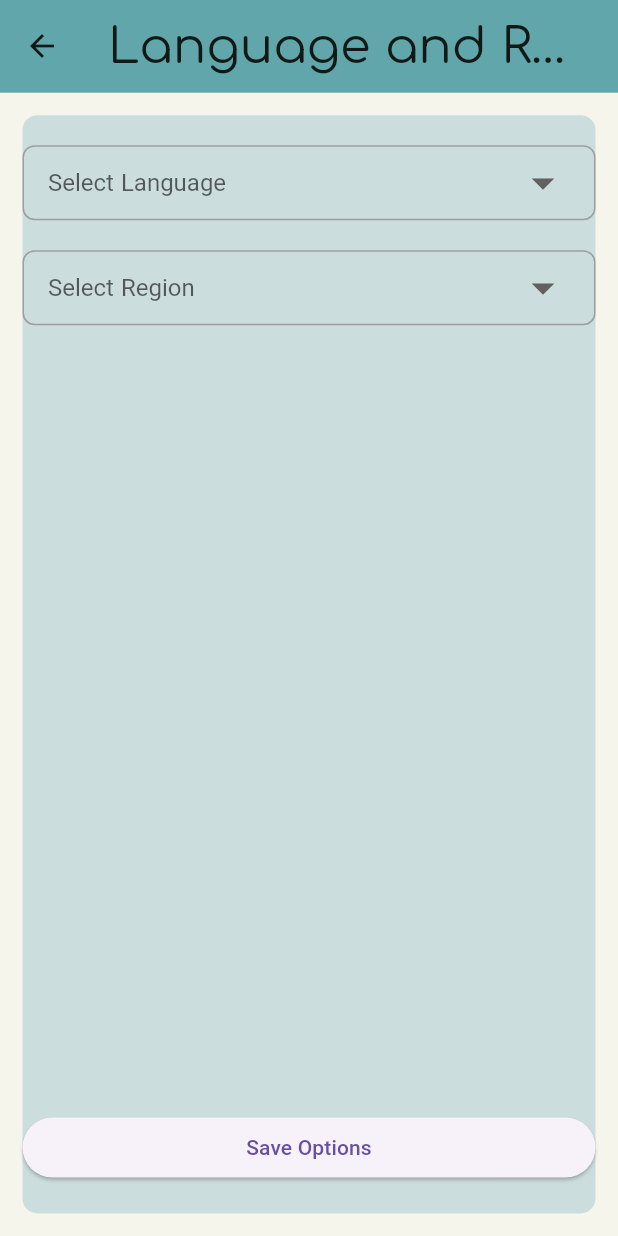
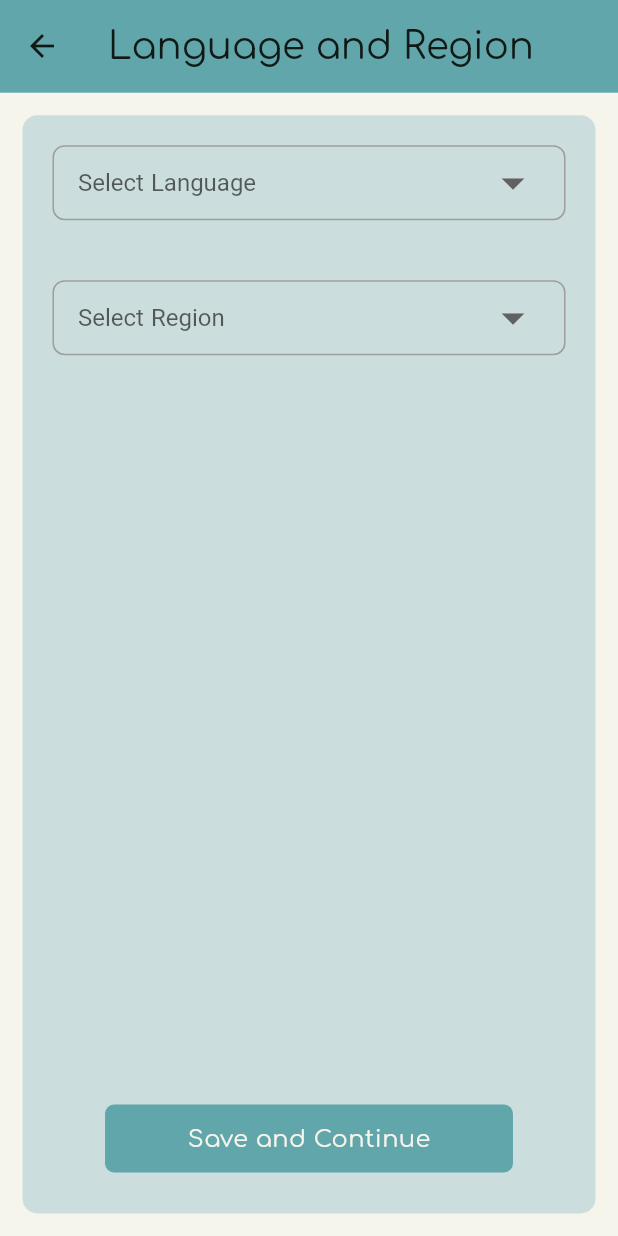
Before and after one commit to nitinjha607/leaflink-2.0, a Flutter app: the LanguagePage screen opened by its route, on a phone screen of 412 x 824 dp. Run offline on Flutter 3.47's test engine with Material 3 defaults, Android fonts, the phone set to English and light mode, and no system bars; our stand-ins replace cloud_firestore, firebase_auth, firebase_core, firebase_storage, fl_chart, google_fonts and 4 more; missing offline and left inert: flutter_share; accounts and stored records are empty.

Commit message:
Update language_page.dart

```diff
--- a/leaflink/lib/pages/settingpages/language_page.dart
+++ b/leaflink/lib/pages/settingpages/language_page.dart
@@ -1,5 +1,6 @@
 import 'package:flutter/material.dart';
 import 'package:google_fonts/google_fonts.dart';
+import 'package:leaflink/components/my_button.dart';
 
 class LanguagePage extends StatefulWidget {
   static const String routeName = 'language_page';
@@ -27,7 +28,7 @@ class _LanguagePageState extends State<LanguagePage> {
           "Language and Region",
           style: TextStyle(
             fontFamily: GoogleFonts.comfortaa().fontFamily,
-            fontSize: MediaQuery.of(context).size.height * 0.04,
+            fontSize: MediaQuery.of(context).size.height * 0.03,
             color: const Color.fromRGBO(16, 25, 22, 1),
           ),
         ),
@@ -62,8 +63,9 @@ class _LanguagePageState extends State<LanguagePage> {
                 child: Column(
                   crossAxisAlignment: CrossAxisAlignment.stretch,
                   children: [
-                    SizedBox(height: 20),
-                    _buildDropdownButton(
+                    Padding(
+                      padding: EdgeInsets.all(20),
+                      child: _buildDropdownButton(
                         labelText: 'Select Language',
                         value: selectedLanguage,
                         onChanged: (String? newValue) {
@@ -73,8 +75,10 @@ class _LanguagePageState extends State<LanguagePage> {
                         },
                         items: ['Hindi', 'Spanish', 'French', 'English'],
                       ),
-                    SizedBox(height: 20),
-                    _buildDropdownButton(
+                    ),
+                    Padding(
+                      padding: EdgeInsets.all(20),
+                      child: _buildDropdownButton(
                         labelText: 'Select Region',
                         value: selectedRegion,
                         onChanged: (String? newValue) {
@@ -84,20 +88,24 @@ class _LanguagePageState extends State<LanguagePage> {
                         },
                         items: ['USA', 'Canada', 'UK', 'France', 'India'],
                       ),
+                    ),
                     Spacer(),
-                    ElevatedButton(
-                      onPressed: () {
+                    Padding(
+                      padding: EdgeInsets.all(20),
+                      child: MyButton(
+                        onTap: () {
                           // Handle save options
                           ScaffoldMessenger.of(context).showSnackBar(
                             SnackBar(
                               content: Text(
-                                'This feature will be available in the future'),
+                                'This feature will be available in the future',
+                              ),
                             ),
                           );
                         },
-                      child: Text('Save Options'),
+                        text: 'Save and Continue',
                       ),
-                    SizedBox(height: 20),
+                    ),
                   ],
                 ),
               ),
```
Lines whose indentation alone changed are shown as unchanged.
